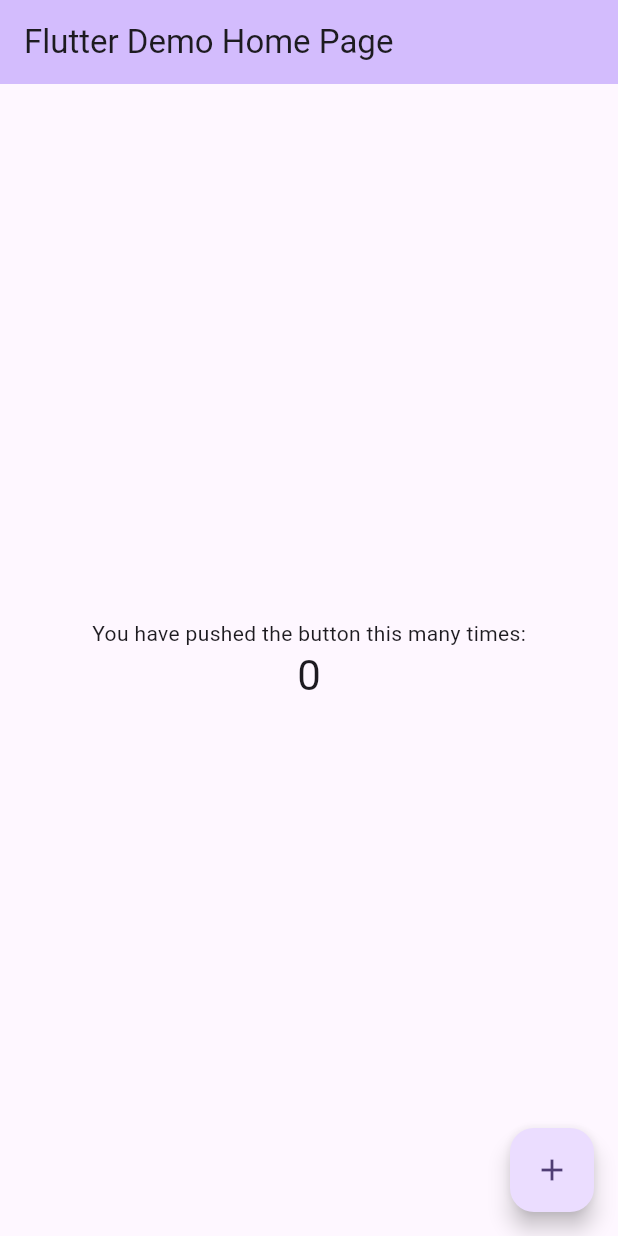
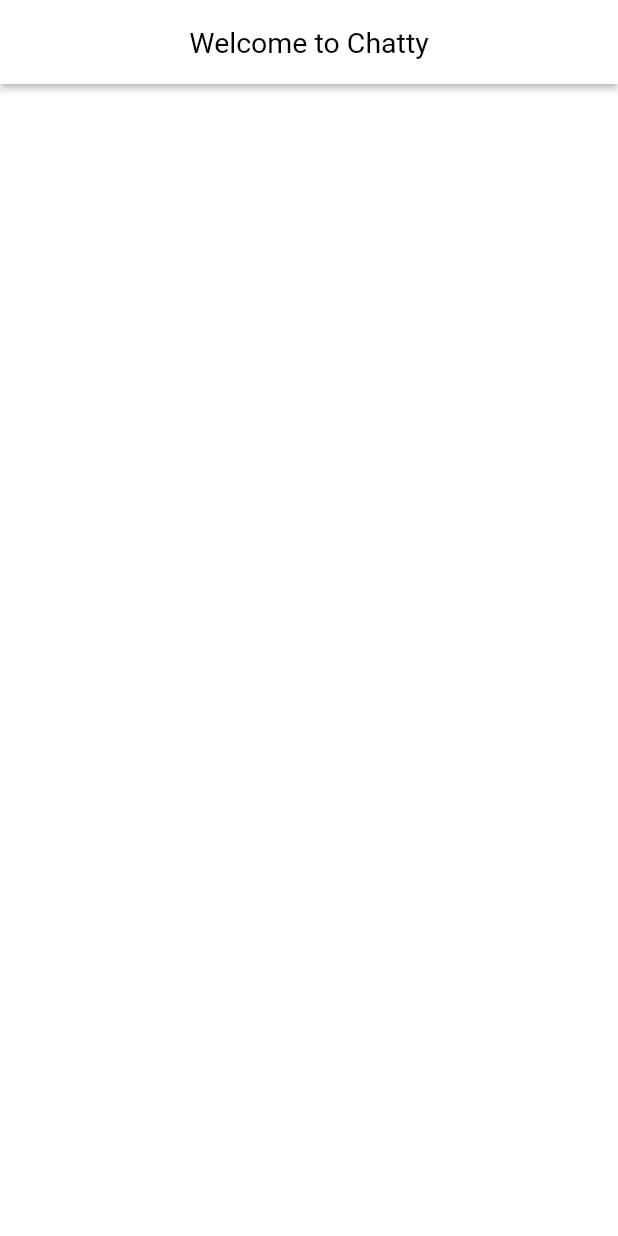
Before and after one commit to MoamenMohamed101/chat_app, a Flutter app: the screen it shows after launch, on a phone screen of 412 x 824 dp. Run offline on Flutter 3.47's test engine with Material 2 defaults, Android fonts, the phone set to English and light mode, and no system bars.

Commit message:
chat_app

```diff
--- a/lib/main.dart
+++ b/lib/main.dart
@@ -1,3 +1,5 @@
+import 'package:chat_app/screens/auth/login_screen.dart';
+import 'package:chat_app/screens/home_screen.dart';
 import 'package:flutter/material.dart';
 
 void main() {
@@ -6,120 +8,25 @@ void main() {
 
 class MyApp extends StatelessWidget {
   const MyApp({super.key});
-
-  // This widget is the root of your application.
   @override
   Widget build(BuildContext context) {
     return MaterialApp(
-      title: 'Flutter Demo',
+      debugShowCheckedModeBanner: false,
+      title: 'Chatty',
       theme: ThemeData(
-        // This is the theme of your application.
-        //
-        // TRY THIS: Try running your application with "flutter run". You'll see
-        // the application has a blue toolbar. Then, without quitting the app,
-        // try changing the seedColor in the colorScheme below to Colors.green
-        // and then invoke "hot reload" (save your changes or press the "hot
-        // reload" button in a Flutter-supported IDE, or press "r" if you used
-        // the command line to start the app).
-        //
-        // Notice that the counter didn't reset back to zero; the application
-        // state is not lost during the reload. To reset the state, use hot
-        // restart instead.
-        //
-        // This works for code too, not just values: Most code changes can be
-        // tested with just a hot reload.
-        colorScheme: ColorScheme.fromSeed(seedColor: Colors.deepPurple),
-        useMaterial3: true,
+        appBarTheme: const AppBarTheme(
+          iconTheme: IconThemeData(color: Colors.black),
+          backgroundColor: Colors.white,
+          centerTitle: true,
+          elevation: 2,
+          titleTextStyle: TextStyle(
+            color: Colors.black,
+            fontSize: 19,
+            fontWeight: FontWeight.normal,
+          ),
+        ),
       ),
-      home: const MyHomePage(title: 'Flutter Demo Home Page'),
+      home: const LoginScreen(),
     );
   }
 }
-
-class MyHomePage extends StatefulWidget {
-  const MyHomePage({super.key, required this.title});
-
-  // This widget is the home page of your application. It is stateful, meaning
-  // that it has a State object (defined below) that contains fields that affect
-  // how it looks.
-
-  // This class is the configuration for the state. It holds the values (in this
-  // case the title) provided by the parent (in this case the App widget) and
-  // used by the build method of the State. Fields in a Widget subclass are
-  // always marked "final".
-
-  final String title;
-
-  @override
-  State<MyHomePage> createState() => _MyHomePageState();
-}
-
-class _MyHomePageState extends State<MyHomePage> {
-  int _counter = 0;
-
-  void _incrementCounter() {
-    setState(() {
-      // This call to setState tells the Flutter framework that something has
-      // changed in this State, which causes it to rerun the build method below
-      // so that the display can reflect the updated values. If we changed
-      // _counter without calling setState(), then the build method would not be
-      // called again, and so nothing would appear to happen.
-      _counter++;
-    });
-  }
-
-  @override
-  Widget build(BuildContext context) {
-    // This method is rerun every time setState is called, for instance as done
-    // by the _incrementCounter method above.
-    //
-    // The Flutter framework has been optimized to make rerunning build methods
-    // fast, so that you can just rebuild anything that needs updating rather
-    // than having to individually change instances of widgets.
-    return Scaffold(
-      appBar: AppBar(
-        // TRY THIS: Try changing the color here to a specific color (to
-        // Colors.amber, perhaps?) and trigger a hot reload to see the AppBar
-        // change color while the other colors stay the same.
-        backgroundColor: Theme.of(context).colorScheme.inversePrimary,
-        // Here we take the value from the MyHomePage object that was created by
-        // the App.build method, and use it to set our appbar title.
-        title: Text(widget.title),
-      ),
-      body: Center(
-        // Center is a layout widget. It takes a single child and positions it
-        // in the middle of the parent.
-        child: Column(
-          // Column is also a layout widget. It takes a list of children and
-          // arranges them vertically. By default, it sizes itself to fit its
-          // children horizontally, and tries to be as tall as its parent.
-          //
-          // Column has various properties to control how it sizes itself and
-          // how it positions its children. Here we use mainAxisAlignment to
-          // center the children vertically; the main axis here is the vertical
-          // axis because Columns are vertical (the cross axis would be
-          // horizontal).
-          //
-          // TRY THIS: Invoke "debug painting" (choose the "Toggle Debug Paint"
-          // action in the IDE, or press "p" in the console), to see the
-          // wireframe for each widget.
-          mainAxisAlignment: MainAxisAlignment.center,
-          children: <Widget>[
-            const Text(
-              'You have pushed the button this many times:',
-            ),
-            Text(
-              '$_counter',
-              style: Theme.of(context).textTheme.headlineMedium,
-            ),
-          ],
-        ),
-      ),
-      floatingActionButton: FloatingActionButton(
-        onPressed: _incrementCounter,
-        tooltip: 'Increment',
-        child: const Icon(Icons.add),
-      ), // This trailing comma makes auto-formatting nicer for build methods.
-    );
-  }
-}
--- /dev/null
+++ b/lib/screens/auth/login_screen.dart
@@ -0,0 +1,16 @@
+import 'package:flutter/material.dart';
+
+class LoginScreen extends StatelessWidget {
+  const LoginScreen({Key? key}) : super(key: key);
+
+  @override
+  Widget build(BuildContext context) {
+    return Scaffold(
+      backgroundColor: Colors.white,
+      appBar: AppBar(
+        automaticallyImplyLeading: false,
+        title: const Text('Welcome to Chatty'),
+      ),
+    );
+  }
+}
```
Also changed, not shown: lib/screens/home_screen.dart (added, +34 -0 lines).
